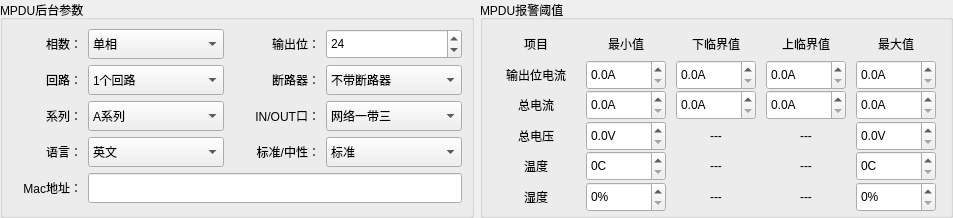
The window that MasterCtrlSet/home/home_mpduwid.ui (ChinaClever/PDU-Settings) describes before a commit, drawn with Qt 5.
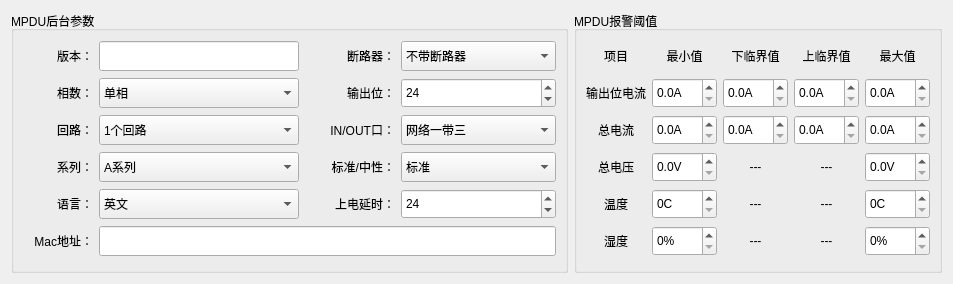
The same window after the commit.

Commit message: 增加MPDU版本号

```diff
--- a/MasterCtrlSet/home/home_mpduwid.ui
+++ b/MasterCtrlSet/home/home_mpduwid.ui
@@ -7,25 +7,13 @@
     <x>0</x>
     <y>0</y>
     <width>953</width>
-    <height>218</height>
+    <height>284</height>
    </rect>
   </property>
   <property name="windowTitle">
    <string>Form</string>
   </property>
-  <layout class="QGridLayout" name="gridLayout_3">
-   <property name="leftMargin">
-    <number>0</number>
-   </property>
-   <property name="topMargin">
-    <number>0</number>
-   </property>
-   <property name="rightMargin">
-    <number>0</number>
-   </property>
-   <property name="bottomMargin">
-    <number>0</number>
-   </property>
+  <layout class="QGridLayout" name="gridLayout">
    <item row="0" column="0">
     <widget class="QGroupBox" name="groupBox">
      <property name="minimumSize">
@@ -37,8 +25,110 @@
      <property name="title">
       <string>MPDU后台参数</string>
      </property>
-     <layout class="QGridLayout" name="gridLayout">
+     <layout class="QGridLayout" name="gridLayout_3">
+      <item row="0" column="0">
+       <widget class="QLabel" name="label_26">
+        <property name="minimumSize">
+         <size>
+          <width>60</width>
+          <height>30</height>
+         </size>
+        </property>
+        <property name="maximumSize">
+         <size>
+          <width>70</width>
+          <height>16777215</height>
+         </size>
+        </property>
+        <property name="text">
+         <string>版本：</string>
+        </property>
+        <property name="alignment">
+         <set>Qt::AlignRight|Qt::AlignTrailing|Qt::AlignVCenter</set>
+        </property>
+       </widget>
+      </item>
       <item row="0" column="1">
+       <widget class="QLineEdit" name="versionEdit">
+        <property name="minimumSize">
+         <size>
+          <width>0</width>
+          <height>30</height>
+         </size>
+        </property>
+        <property name="maximumSize">
+         <size>
+          <width>200</width>
+          <height>16777215</height>
+         </size>
+        </property>
+       </widget>
+      </item>
+      <item row="0" column="2">
+       <widget class="QLabel" name="label_7">
+        <property name="minimumSize">
+         <size>
+          <width>60</width>
+          <height>30</height>
+         </size>
+        </property>
+        <property name="maximumSize">
+         <size>
+          <width>90</width>
+          <height>16777215</height>
+         </size>
+        </property>
+        <property name="text">
+         <string>断路器：</string>
+        </property>
+        <property name="alignment">
+         <set>Qt::AlignRight|Qt::AlignTrailing|Qt::AlignVCenter</set>
+        </property>
+       </widget>
+      </item>
+      <item row="0" column="3">
+       <widget class="QComboBox" name="breakerBox">
+        <property name="minimumSize">
+         <size>
+          <width>0</width>
+          <height>30</height>
+         </size>
+        </property>
+        <item>
+         <property name="text">
+          <string>不带断路器</string>
+         </property>
+        </item>
+        <item>
+         <property name="text">
+          <string>带断路器</string>
+         </property>
+        </item>
+       </widget>
+      </item>
+      <item row="1" column="0">
+       <widget class="QLabel" name="label">
+        <property name="minimumSize">
+         <size>
+          <width>60</width>
+          <height>30</height>
+         </size>
+        </property>
+        <property name="maximumSize">
+         <size>
+          <width>70</width>
+          <height>16777215</height>
+         </size>
+        </property>
+        <property name="text">
+         <string>相数：</string>
+        </property>
+        <property name="alignment">
+         <set>Qt::AlignRight|Qt::AlignTrailing|Qt::AlignVCenter</set>
+        </property>
+       </widget>
+      </item>
+      <item row="1" column="1">
        <widget class="QComboBox" name="lineBox">
         <property name="minimumSize">
          <size>
@@ -58,43 +148,7 @@
         </item>
        </widget>
       </item>
-      <item row="3" column="1">
-       <widget class="QComboBox" name="languageBox">
-        <property name="minimumSize">
-         <size>
-          <width>0</width>
-          <height>30</height>
-         </size>
-        </property>
-        <item>
-         <property name="text">
-          <string>英文</string>
-         </property>
-        </item>
-        <item>
-         <property name="text">
-          <string>中文</string>
-         </property>
-        </item>
-       </widget>
-      </item>
-      <item row="0" column="3">
-       <widget class="QSpinBox" name="outputSpin">
-        <property name="minimumSize">
-         <size>
-          <width>0</width>
-          <height>30</height>
-         </size>
-        </property>
-        <property name="maximum">
-         <number>42</number>
-        </property>
-        <property name="value">
-         <number>24</number>
-        </property>
-       </widget>
-      </item>
-      <item row="0" column="2">
+      <item row="1" column="2">
        <widget class="QLabel" name="label_3">
         <property name="minimumSize">
          <size>
@@ -116,8 +170,24 @@
         </property>
        </widget>
       </item>
+      <item row="1" column="3">
+       <widget class="QSpinBox" name="outputSpin">
+        <property name="minimumSize">
+         <size>
+          <width>0</width>
+          <height>30</height>
+         </size>
+        </property>
+        <property name="maximum">
+         <number>42</number>
+        </property>
+        <property name="value">
+         <number>24</number>
+        </property>
+       </widget>
+      </item>
       <item row="2" column="0">
-       <widget class="QLabel" name="label_5">
+       <widget class="QLabel" name="label_2">
         <property name="minimumSize">
          <size>
           <width>60</width>
@@ -131,174 +201,14 @@
          </size>
         </property>
         <property name="text">
-         <string>系列：</string>
+         <string>回路：</string>
         </property>
         <property name="alignment">
          <set>Qt::AlignRight|Qt::AlignTrailing|Qt::AlignVCenter</set>
         </property>
        </widget>
       </item>
-      <item row="1" column="2">
-       <widget class="QLabel" name="label_7">
-        <property name="minimumSize">
-         <size>
-          <width>60</width>
-          <height>30</height>
-         </size>
-        </property>
-        <property name="maximumSize">
-         <size>
-          <width>90</width>
-          <height>16777215</height>
-         </size>
-        </property>
-        <property name="text">
-         <string>断路器：</string>
-        </property>
-        <property name="alignment">
-         <set>Qt::AlignRight|Qt::AlignTrailing|Qt::AlignVCenter</set>
-        </property>
-       </widget>
-      </item>
-      <item row="2" column="3">
-       <widget class="QComboBox" name="modbusBox">
-        <property name="minimumSize">
-         <size>
-          <width>0</width>
-          <height>30</height>
-         </size>
-        </property>
-        <item>
-         <property name="text">
-          <string>网络一带三</string>
-         </property>
-        </item>
-        <item>
-         <property name="text">
-          <string>Modbus</string>
-         </property>
-        </item>
-       </widget>
-      </item>
-      <item row="3" column="0">
-       <widget class="QLabel" name="label_6">
-        <property name="minimumSize">
-         <size>
-          <width>60</width>
-          <height>30</height>
-         </size>
-        </property>
-        <property name="maximumSize">
-         <size>
-          <width>70</width>
-          <height>16777215</height>
-         </size>
-        </property>
-        <property name="text">
-         <string>语言：</string>
-        </property>
-        <property name="alignment">
-         <set>Qt::AlignRight|Qt::AlignTrailing|Qt::AlignVCenter</set>
-        </property>
-       </widget>
-      </item>
-      <item row="4" column="1" colspan="3">
-       <widget class="QLineEdit" name="macEdit">
-        <property name="minimumSize">
-         <size>
-          <width>0</width>
-          <height>30</height>
-         </size>
-        </property>
-       </widget>
-      </item>
-      <item row="4" column="0">
-       <widget class="QLabel" name="label_9">
-        <property name="minimumSize">
-         <size>
-          <width>60</width>
-          <height>30</height>
-         </size>
-        </property>
-        <property name="maximumSize">
-         <size>
-          <width>80</width>
-          <height>16777215</height>
-         </size>
-        </property>
-        <property name="text">
-         <string>Mac地址：</string>
-        </property>
-        <property name="alignment">
-         <set>Qt::AlignRight|Qt::AlignTrailing|Qt::AlignVCenter</set>
-        </property>
-       </widget>
-      </item>
-      <item row="2" column="2">
-       <widget class="QLabel" name="label_8">
-        <property name="minimumSize">
-         <size>
-          <width>60</width>
-          <height>30</height>
-         </size>
-        </property>
-        <property name="maximumSize">
-         <size>
-          <width>90</width>
-          <height>16777215</height>
-         </size>
-        </property>
-        <property name="text">
-         <string>IN/OUT口：</string>
-        </property>
-        <property name="alignment">
-         <set>Qt::AlignRight|Qt::AlignTrailing|Qt::AlignVCenter</set>
-        </property>
-       </widget>
-      </item>
-      <item row="3" column="2">
-       <widget class="QLabel" name="label_4">
-        <property name="minimumSize">
-         <size>
-          <width>60</width>
-          <height>30</height>
-         </size>
-        </property>
-        <property name="maximumSize">
-         <size>
-          <width>90</width>
-          <height>16777215</height>
-         </size>
-        </property>
-        <property name="text">
-         <string>标准/中性：</string>
-        </property>
-        <property name="alignment">
-         <set>Qt::AlignRight|Qt::AlignTrailing|Qt::AlignVCenter</set>
-        </property>
-       </widget>
-      </item>
-      <item row="3" column="3">
-       <widget class="QComboBox" name="standardBox">
-        <property name="minimumSize">
-         <size>
-          <width>0</width>
-          <height>30</height>
-         </size>
-        </property>
-        <item>
-         <property name="text">
-          <string>标准</string>
-         </property>
-        </item>
-        <item>
-         <property name="text">
-          <string>中性</string>
-         </property>
-        </item>
-       </widget>
-      </item>
-      <item row="1" column="1">
+      <item row="2" column="1">
        <widget class="QComboBox" name="loopBox">
         <property name="minimumSize">
          <size>
@@ -333,8 +243,8 @@
         </item>
        </widget>
       </item>
-      <item row="0" column="0">
-       <widget class="QLabel" name="label">
+      <item row="2" column="2">
+       <widget class="QLabel" name="label_8">
         <property name="minimumSize">
          <size>
           <width>60</width>
@@ -343,20 +253,20 @@
         </property>
         <property name="maximumSize">
          <size>
-          <width>70</width>
+          <width>90</width>
           <height>16777215</height>
          </size>
         </property>
         <property name="text">
-         <string>相数：</string>
+         <string>IN/OUT口：</string>
         </property>
         <property name="alignment">
          <set>Qt::AlignRight|Qt::AlignTrailing|Qt::AlignVCenter</set>
         </property>
        </widget>
       </item>
-      <item row="1" column="3">
-       <widget class="QComboBox" name="breakerBox">
+      <item row="2" column="3">
+       <widget class="QComboBox" name="modbusBox">
         <property name="minimumSize">
          <size>
           <width>0</width>
@@ -365,7 +275,7 @@
         </property>
         <item>
          <property name="text">
-          <string>不带断路器</string>
+          <string>网络一带三</string>
          </property>
         </item>
         <item>
@@ -375,7 +285,29 @@
         </item>
        </widget>
       </item>
-      <item row="2" column="1">
+      <item row="3" column="0">
+       <widget class="QLabel" name="label_5">
+        <property name="minimumSize">
+         <size>
+          <width>60</width>
+          <height>30</height>
+         </size>
+        </property>
+        <property name="maximumSize">
+         <size>
+          <width>70</width>
+          <height>16777215</height>
+         </size>
+        </property>
+        <property name="text">
+         <string>系列：</string>
+        </property>
+        <property name="alignment">
+         <set>Qt::AlignRight|Qt::AlignTrailing|Qt::AlignVCenter</set>
+        </property>
+       </widget>
+      </item>
+      <item row="3" column="1">
        <widget class="QComboBox" name="seriesBox">
         <property name="minimumSize">
          <size>
@@ -405,8 +337,50 @@
         </item>
        </widget>
       </item>
-      <item row="1" column="0">
-       <widget class="QLabel" name="label_2">
+      <item row="3" column="2">
+       <widget class="QLabel" name="label_4">
+        <property name="minimumSize">
+         <size>
+          <width>60</width>
+          <height>30</height>
+         </size>
+        </property>
+        <property name="maximumSize">
+         <size>
+          <width>90</width>
+          <height>16777215</height>
+         </size>
+        </property>
+        <property name="text">
+         <string>标准/中性：</string>
+        </property>
+        <property name="alignment">
+         <set>Qt::AlignRight|Qt::AlignTrailing|Qt::AlignVCenter</set>
+        </property>
+       </widget>
+      </item>
+      <item row="3" column="3">
+       <widget class="QComboBox" name="standardBox">
+        <property name="minimumSize">
+         <size>
+          <width>0</width>
+          <height>30</height>
+         </size>
+        </property>
+        <item>
+         <property name="text">
+          <string>标准</string>
+         </property>
+        </item>
+        <item>
+         <property name="text">
+          <string>中性</string>
+         </property>
+        </item>
+       </widget>
+      </item>
+      <item row="4" column="0">
+       <widget class="QLabel" name="label_6">
         <property name="minimumSize">
          <size>
           <width>60</width>
@@ -420,13 +394,103 @@
          </size>
         </property>
         <property name="text">
-         <string>回路：</string>
+         <string>语言：</string>
         </property>
         <property name="alignment">
          <set>Qt::AlignRight|Qt::AlignTrailing|Qt::AlignVCenter</set>
         </property>
        </widget>
       </item>
+      <item row="4" column="1">
+       <widget class="QComboBox" name="languageBox">
+        <property name="minimumSize">
+         <size>
+          <width>0</width>
+          <height>30</height>
+         </size>
+        </property>
+        <item>
+         <property name="text">
+          <string>英文</string>
+         </property>
+        </item>
+        <item>
+         <property name="text">
+          <string>中文</string>
+         </property>
+        </item>
+       </widget>
+      </item>
+      <item row="4" column="2">
+       <widget class="QLabel" name="label_27">
+        <property name="minimumSize">
+         <size>
+          <width>60</width>
+          <height>30</height>
+         </size>
+        </property>
+        <property name="maximumSize">
+         <size>
+          <width>90</width>
+          <height>16777215</height>
+         </size>
+        </property>
+        <property name="text">
+         <string>上电延时：</string>
+        </property>
+        <property name="alignment">
+         <set>Qt::AlignRight|Qt::AlignTrailing|Qt::AlignVCenter</set>
+        </property>
+       </widget>
+      </item>
+      <item row="4" column="3">
+       <widget class="QSpinBox" name="outputSpin_2">
+        <property name="minimumSize">
+         <size>
+          <width>0</width>
+          <height>30</height>
+         </size>
+        </property>
+        <property name="maximum">
+         <number>42</number>
+        </property>
+        <property name="value">
+         <number>24</number>
+        </property>
+       </widget>
+      </item>
+      <item row="5" column="0">
+       <widget class="QLabel" name="label_9">
+        <property name="minimumSize">
+         <size>
+          <width>60</width>
+          <height>30</height>
+         </size>
+        </property>
+        <property name="maximumSize">
+         <size>
+          <width>80</width>
+          <height>16777215</height>
+         </size>
+        </property>
+        <property name="text">
+         <string>Mac地址：</string>
+        </property>
+        <property name="alignment">
+         <set>Qt::AlignRight|Qt::AlignTrailing|Qt::AlignVCenter</set>
+        </property>
+       </widget>
+      </item>
+      <item row="5" column="1" colspan="3">
+       <widget class="QLineEdit" name="macEdit">
+        <property name="minimumSize">
+         <size>
+          <width>0</width>
+          <height>30</height>
+         </size>
+        </property>
+       </widget>
+      </item>
      </layout>
     </widget>
    </item>
```
Left out of the diff: 572 changed lines with no effect on the pictures. The commit also changes 5 other files.
